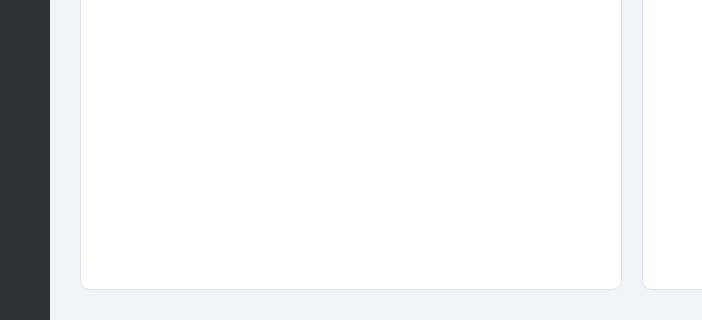
Above: src/vista/Ui/VistaAdministrativo.ui from hgarcg04/software-engineering before the change; both pictures show x 150 to 852 and y 480 to 800 of the 1200 by 800 pixel window. Below: the same form after it.
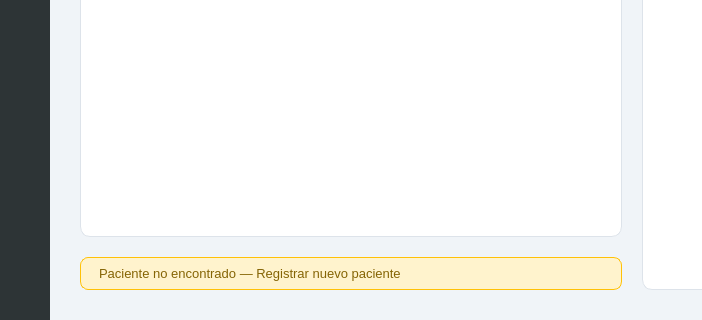
That is the form after the change. The open tabs and pages were chosen to show the change.

Diff of the .ui file:
```diff
--- a/src/vista/Ui/VistaAdministrativo.ui
+++ b/src/vista/Ui/VistaAdministrativo.ui
@@ -194,6 +194,18 @@
     }
 
     /* === Botones de acción neutral === */
+    #btn_paciente_no_encontrado {
+        background-color: #fff3cd;
+        color: #856404;
+        border: 1px solid #ffc107;
+        border-radius: 8px;
+        padding: 8px 18px;
+        font-family: 'Segoe UI Semibold';
+        font-size: 13px;
+        text-align: left;
+    }
+    #btn_paciente_no_encontrado:hover { background-color: #ffe69c; }
+
     #btn_limpiar_formulario, #btn_cancelar, #btn_nuevo_paciente, #btn_limpiar_cita {
         background-color: #dfe6e9;
         color: #2d3436;
@@ -933,6 +945,13 @@
               <column><property name="text"><string>Nº Expediente</string></property></column>
              </widget>
             </item>
+            <!-- Botón que aparece solo cuando la búsqueda no da resultados -->
+            <item>
+             <widget class="QPushButton" name="btn_paciente_no_encontrado">
+              <property name="text"><string>Paciente no encontrado — Registrar nuevo paciente</string></property>
+              <property name="visible"><bool>false</bool></property>
+             </widget>
+            </item>
            </layout>
           </item>
 
```
